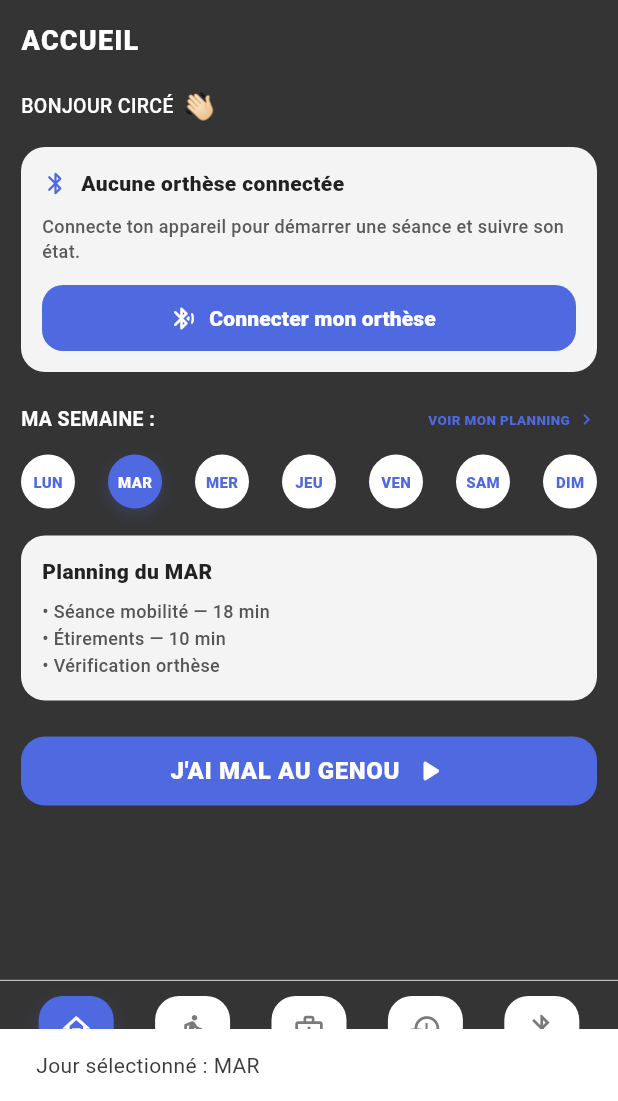
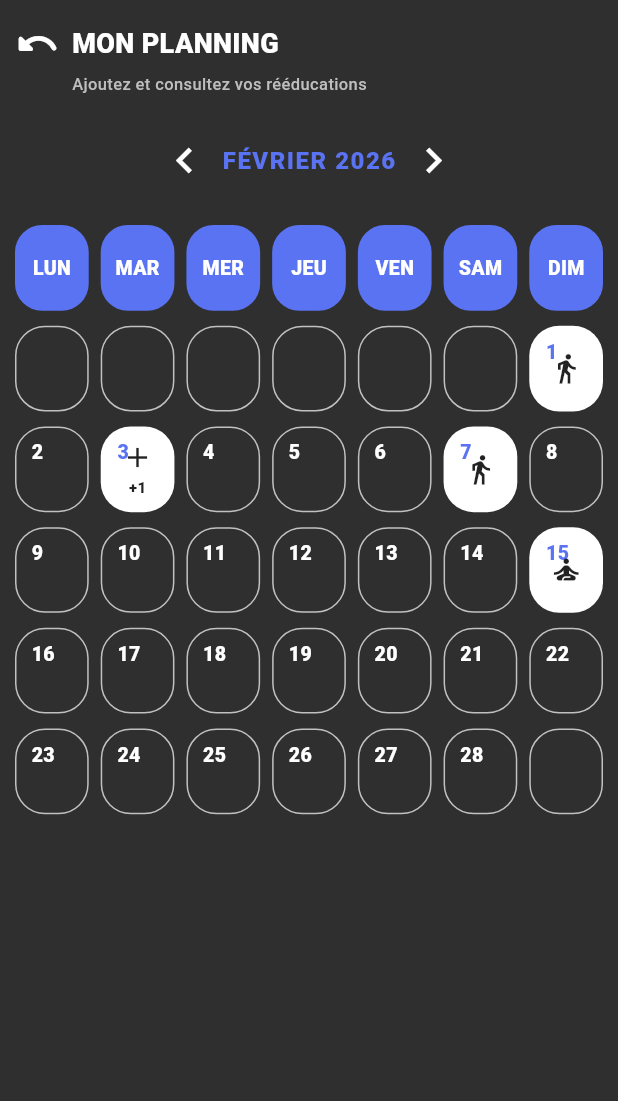
Before and after one commit to ftholoza/Hikari, a Flutter app: the screen it shows after launch, after a tap on "VOIR MON PLANNING", on a phone screen of 412 x 824 dp, the part 135-1236 px from its top. Run offline on Flutter 3.47's test engine with Material 3 defaults, Android fonts, the phone set to English and light mode, and no system bars; our stand-ins replace flutter_blue_plus.

Commit message:
calendar

```diff
--- /dev/null
+++ b/lib/pages/features/calendar/calendar_page.dart
@@ -0,0 +1,352 @@
+import 'package:flutter/material.dart';
+import '../../../widgets/layout/hikari_header.dart';
+import 'models/reeducation_entry.dart';
+import 'widgets/calendar_grid.dart';
+import 'widgets/calendar_header.dart';
+
+class CalendrierPage extends StatefulWidget {
+  const CalendrierPage({super.key});
+
+  @override
+  State<CalendrierPage> createState() => _CalendrierPageState();
+}
+
+class _CalendrierPageState extends State<CalendrierPage> {
+  DateTime currentMonth = DateTime(2026, 2);
+  DateTime? selectedDate;
+
+  final List<ReeducationEntry> entries = [
+    ReeducationEntry(
+      date: DateTime(2026, 2, 1),
+      type: ReeducationType.marche,
+      title: 'Marche légère',
+    ),
+    ReeducationEntry(
+      date: DateTime(2026, 2, 3),
+      type: ReeducationType.renforcement,
+      title: 'Renforcement quadriceps',
+    ),
+    ReeducationEntry(
+      date: DateTime(2026, 2, 3),
+      type: ReeducationType.mobilite,
+      title: 'Mobilité genou',
+    ),
+    ReeducationEntry(
+      date: DateTime(2026, 2, 7),
+      type: ReeducationType.marche,
+      title: 'Marche assistée',
+    ),
+    ReeducationEntry(
+      date: DateTime(2026, 2, 15),
+      type: ReeducationType.etirement,
+      title: 'Étirements',
+    ),
+  ];
+
+  void _previousMonth() {
+    setState(() {
+      currentMonth = DateTime(currentMonth.year, currentMonth.month - 1);
+    });
+  }
+
+  void _nextMonth() {
+    setState(() {
+      currentMonth = DateTime(currentMonth.year, currentMonth.month + 1);
+    });
+  }
+
+  void _onDayTapped(DateTime date) {
+    setState(() {
+      selectedDate = date;
+    });
+
+    _showDayEntries(date);
+  }
+
+  void _showDayEntries(DateTime date) {
+    final dayEntries = entries.where((e) {
+      return e.date.year == date.year &&
+          e.date.month == date.month &&
+          e.date.day == date.day;
+    }).toList();
+
+    showModalBottomSheet(
+      context: context,
+      backgroundColor: const Color(0xFF353535),
+      shape: const RoundedRectangleBorder(
+        borderRadius: BorderRadius.vertical(top: Radius.circular(22)),
+      ),
+      builder: (_) {
+        return Padding(
+          padding: const EdgeInsets.fromLTRB(20, 20, 20, 28),
+          child: Column(
+            mainAxisSize: MainAxisSize.min,
+            crossAxisAlignment: CrossAxisAlignment.start,
+            children: [
+              Text(
+                'Rééducations du ${date.day}/${date.month}/${date.year}',
+                style: const TextStyle(
+                  color: Colors.white,
+                  fontSize: 18,
+                  fontWeight: FontWeight.w800,
+                ),
+              ),
+              const SizedBox(height: 16),
+              if (dayEntries.isEmpty)
+                const Text(
+                  'Aucune rééducation prévue.',
+                  style: TextStyle(color: Colors.white70),
+                )
+              else
+                ...dayEntries.map(
+                  (e) => Container(
+                    width: double.infinity,
+                    margin: const EdgeInsets.only(bottom: 10),
+                    padding: const EdgeInsets.all(14),
+                    decoration: BoxDecoration(
+                      color: const Color(0xFF4F6BEE),
+                      borderRadius: BorderRadius.circular(14),
+                    ),
+                    child: Text(
+                      e.title,
+                      style: const TextStyle(
+                        color: Colors.white,
+                        fontWeight: FontWeight.w700,
+                      ),
+                    ),
+                  ),
+                ),
+              const SizedBox(height: 10),
+              SizedBox(
+                width: double.infinity,
+                child: ElevatedButton(
+                  onPressed: () {
+                    Navigator.pop(context);
+                    _showAddReeducationSheet(date);
+                  },
+                  style: ElevatedButton.styleFrom(
+                    backgroundColor: const Color(0xFF4F6BEE),
+                    foregroundColor: Colors.white,
+                    shape: RoundedRectangleBorder(
+                      borderRadius: BorderRadius.circular(14),
+                    ),
+                    padding: const EdgeInsets.symmetric(vertical: 14),
+                  ),
+                  child: const Text('Ajouter une rééducation'),
+                ),
+              ),
+            ],
+          ),
+        );
+      },
+    );
+  }
+
+  void _showAddReeducationSheet(DateTime date) {
+    ReeducationType selectedType = ReeducationType.marche;
+    final titleController = TextEditingController();
+
+    showModalBottomSheet(
+      context: context,
+      isScrollControlled: true,
+      backgroundColor: const Color(0xFF353535),
+      shape: const RoundedRectangleBorder(
+        borderRadius: BorderRadius.vertical(top: Radius.circular(22)),
+      ),
+      builder: (_) {
+        return StatefulBuilder(
+          builder: (context, setModalState) {
+            return Padding(
+              padding: EdgeInsets.fromLTRB(
+                20,
+                20,
+                20,
+                20 + MediaQuery.of(context).viewInsets.bottom,
+              ),
+              child: Column(
+                mainAxisSize: MainAxisSize.min,
+                crossAxisAlignment: CrossAxisAlignment.start,
+                children: [
+                  const Text(
+                    'Ajouter une rééducation',
+                    style: TextStyle(
+                      color: Colors.white,
+                      fontSize: 18,
+                      fontWeight: FontWeight.w800,
+                    ),
+                  ),
+                  const SizedBox(height: 16),
+                  TextField(
+                    controller: titleController,
+                    style: const TextStyle(color: Colors.white),
+                    decoration: InputDecoration(
+                      hintText: 'Ex: Renforcement quadriceps',
+                      hintStyle: const TextStyle(color: Colors.white54),
+                      filled: true,
+                      fillColor: const Color(0xFF2F2F2F),
+                      border: OutlineInputBorder(
+                        borderRadius: BorderRadius.circular(14),
+                        borderSide: BorderSide.none,
+                      ),
+                    ),
+                  ),
+                  const SizedBox(height: 14),
+                  DropdownButtonFormField<ReeducationType>(
+                    value: selectedType,
+                    dropdownColor: const Color(0xFF2F2F2F),
+                    style: const TextStyle(color: Colors.white),
+                    decoration: InputDecoration(
+                      filled: true,
+                      fillColor: const Color(0xFF2F2F2F),
+                      border: OutlineInputBorder(
+                        borderRadius: BorderRadius.circular(14),
+                        borderSide: BorderSide.none,
+                      ),
+                    ),
+                    items: ReeducationType.values.map((type) {
+                      return DropdownMenuItem(
+                        value: type,
+                        child: Text(
+                          _labelForType(type),
+                          style: const TextStyle(color: Colors.white),
+                        ),
+                      );
+                    }).toList(),
+                    onChanged: (value) {
+                      if (value != null) {
+                        setModalState(() => selectedType = value);
+                      }
+                    },
+                  ),
+                  const SizedBox(height: 18),
+                  SizedBox(
+                    width: double.infinity,
+                    child: ElevatedButton(
+                      onPressed: () {
+                        if (titleController.text.trim().isEmpty) return;
+
+                        setState(() {
+                          entries.add(
+                            ReeducationEntry(
+                              date: date,
+                              type: selectedType,
+                              title: titleController.text.trim(),
+                            ),
+                          );
+                        });
+
+                        Navigator.pop(context);
+                      },
+                      style: ElevatedButton.styleFrom(
+                        backgroundColor: const Color(0xFF4F6BEE),
+                        foregroundColor: Colors.white,
+                        shape: RoundedRectangleBorder(
+                          borderRadius: BorderRadius.circular(14),
+                        ),
+                        padding: const EdgeInsets.symmetric(vertical: 14),
+                      ),
+                      child: const Text('Valider'),
+                    ),
+                  ),
+                ],
+              ),
+            );
+          },
+        );
+      },
+    );
+  }
+
+  String _labelForType(ReeducationType type) {
+    switch (type) {
+      case ReeducationType.marche:
+        return 'Marche';
+      case ReeducationType.renforcement:
+        return 'Renforcement';
+      case ReeducationType.mobilite:
+        return 'Mobilité';
+      case ReeducationType.etirement:
+        return 'Étirement';
+      case ReeducationType.proprioception:
+        return 'Proprioception';
+    }
+  }
+
+  @override
+  Widget build(BuildContext context) {
+    const bg = Color(0xFF2F2F2F);
+    const lightText = Color(0xFFBEBEBE);
+
+    return Scaffold(
+      backgroundColor: bg,
+      body: SafeArea(
+        child: Column(
+          children: [
+            const HikariHeader(),
+            Expanded(
+              child: SingleChildScrollView(
+                padding: const EdgeInsets.fromLTRB(10, 14, 10, 24),
+                child: Column(
+                  crossAxisAlignment: CrossAxisAlignment.start,
+                  children: [
+                    Row(
+                      children: [
+                        GestureDetector(
+                          onTap: () {
+                            Navigator.pop(context);
+                          },
+                          child: const Icon(
+                            Icons.undo_rounded,
+                            color: Colors.white,
+                            size: 30,
+                          ),
+                        ),
+                        const SizedBox(width: 8),
+                        const Expanded(
+                          child: Text(
+                            'MON PLANNING',
+                            style: TextStyle(
+                              color: Colors.white,
+                              fontSize: 18,
+                              fontWeight: FontWeight.w900,
+                            ),
+                          ),
+                        ),
+                      ],
+                    ),
+                    const SizedBox(height: 4),
+                    const Padding(
+                      padding: EdgeInsets.only(left: 38),
+                      child: Text(
+                        'Ajoutez et consultez vos rééducations',
+                        style: TextStyle(
+                          color: lightText,
+                          fontSize: 11,
+                          fontWeight: FontWeight.w500,
+                        ),
+                      ),
+                    ),
+                    const SizedBox(height: 18),
+                    CalendarHeader(
+                      currentMonth: currentMonth,
+                      onPrevious: _previousMonth,
+                      onNext: _nextMonth,
+                    ),
+                    const SizedBox(height: 18),
+                    CalendarGrid(
+                      month: currentMonth,
+                      entries: entries,
+                      selectedDate: selectedDate,
+                      onDayTap: _onDayTapped,
+                    ),
+                    const SizedBox(height: 26),
+                  ],
+                ),
+              ),
+            ),
+          ],
+        ),
+      ),
+    );
+  }
+}
--- /dev/null
+++ b/lib/pages/features/calendar/models/reeducation_entry.dart
@@ -0,0 +1,21 @@
+enum ReeducationType {
+  marche,
+  renforcement,
+  mobilite,
+  etirement,
+  proprioception,
+}
+
+class ReeducationEntry {
+  final DateTime date;
+  final ReeducationType type;
+  final String title;
+  final String? note;
+
+  const ReeducationEntry({
+    required this.date,
+    required this.type,
+    required this.title,
+    this.note,
+  });
+}
--- /dev/null
+++ b/lib/pages/features/calendar/widgets/calendar_day_cell.dart
@@ -0,0 +1,111 @@
+import 'package:flutter/material.dart';
+import '../models/reeducation_entry.dart';
+
+class CalendarDayCell extends StatelessWidget {
+  final int? dayNumber;
+  final bool isSelected;
+  final List<ReeducationEntry> entries;
+  final VoidCallback? onTap;
+  final bool isEmpty;
+
+  const CalendarDayCell({
+    super.key,
+    required this.dayNumber,
+    required this.isSelected,
+    required this.entries,
+    required this.onTap,
+  }) : isEmpty = false;
+
+  const CalendarDayCell.empty({super.key})
+      : dayNumber = null,
+        isSelected = false,
+        entries = const [],
+        onTap = null,
+        isEmpty = true;
+
+  IconData _iconForType(ReeducationType type) {
+    switch (type) {
+      case ReeducationType.marche:
+        return Icons.directions_walk;
+      case ReeducationType.renforcement:
+        return Icons.add;
+      case ReeducationType.mobilite:
+        return Icons.accessibility_new;
+      case ReeducationType.etirement:
+        return Icons.self_improvement;
+      case ReeducationType.proprioception:
+        return Icons.sports_gymnastics;
+    }
+  }
+
+  @override
+  Widget build(BuildContext context) {
+    if (isEmpty) {
+      return Container(
+        decoration: BoxDecoration(
+          border: Border.all(color: Colors.white70),
+          borderRadius: BorderRadius.circular(20),
+        ),
+      );
+    }
+
+    final hasEntries = entries.isNotEmpty;
+    final firstIcon = hasEntries ? _iconForType(entries.first.type) : null;
+
+    return GestureDetector(
+      onTap: onTap,
+      child: Container(
+        decoration: BoxDecoration(
+          color: isSelected || hasEntries
+              ? Colors.white
+              : Colors.transparent,
+          border: Border.all(
+            color: isSelected || hasEntries ? Colors.transparent : Colors.white70,
+          ),
+          borderRadius: BorderRadius.circular(20),
+        ),
+        child: Stack(
+          children: [
+            Positioned(
+              top: 7,
+              left: 10,
+              child: Text(
+                '$dayNumber',
+                style: TextStyle(
+                  color: isSelected
+                      ? const Color(0xFF5A73F2)
+                      : hasEntries
+                          ? const Color(0xFF5A73F2)
+                          : Colors.white,
+                  fontSize: 13,
+                  fontWeight: FontWeight.w800,
+                ),
+              ),
+            ),
+            if (hasEntries)
+              Center(
+                child: Column(
+                  mainAxisSize: MainAxisSize.min,
+                  children: [
+                    Icon(firstIcon, size: 22, color: Colors.black87),
+                    if (entries.length > 1)
+                      Padding(
+                        padding: const EdgeInsets.only(top: 2),
+                        child: Text(
+                          '+${entries.length - 1}',
+                          style: const TextStyle(
+                            fontSize: 10,
+                            fontWeight: FontWeight.w800,
+                            color: Colors.black87,
+                          ),
+                        ),
+                      ),
+                  ],
+                ),
+              ),
+          ],
+        ),
+      ),
+    );
+  }
+}
--- /dev/null
+++ b/lib/pages/features/calendar/widgets/calendar_grid.dart
@@ -0,0 +1,88 @@
+import 'package:flutter/material.dart';
+import '../models/reeducation_entry.dart';
+import 'calendar_day_cell.dart';
+
+class CalendarGrid extends StatelessWidget {
+  final DateTime month;
+  final List<ReeducationEntry> entries;
+  final DateTime? selectedDate;
+  final Function(DateTime) onDayTap;
+
+  const CalendarGrid({
+    super.key,
+    required this.month,
+    required this.entries,
+    required this.selectedDate,
+    required this.onDayTap,
+  });
+
+  bool _sameDate(DateTime a, DateTime b) {
+    return a.year == b.year && a.month == b.month && a.day == b.day;
+  }
+
+  @override
+  Widget build(BuildContext context) {
+    final firstDayOfMonth = DateTime(month.year, month.month, 1);
+    final lastDayOfMonth = DateTime(month.year, month.month + 1, 0);
+
+    final weekdayOffset = firstDayOfMonth.weekday - 1;
+    final totalDays = lastDayOfMonth.day;
+
+    final List<Widget> cells = [];
+
+    const weekLabels = ['LUN', 'MAR', 'MER', 'JEU', 'VEN', 'SAM', 'DIM'];
+
+    for (final label in weekLabels) {
+      cells.add(
+        Container(
+          height: 34,
+          alignment: Alignment.center,
+          decoration: BoxDecoration(
+            color: const Color(0xFF5A73F2),
+            borderRadius: BorderRadius.circular(18),
+          ),
+          child: Text(
+            label,
+            style: const TextStyle(
+              color: Colors.white,
+              fontSize: 13,
+              fontWeight: FontWeight.w800,
+            ),
+          ),
+        ),
+      );
+    }
+
+    for (int i = 0; i < weekdayOffset; i++) {
+      cells.add(const CalendarDayCell.empty());
+    }
+
+    for (int day = 1; day <= totalDays; day++) {
+      final date = DateTime(month.year, month.month, day);
+      final dayEntries = entries.where((e) => _sameDate(e.date, date)).toList();
+
+      cells.add(
+        CalendarDayCell(
+          dayNumber: day,
+          isSelected: selectedDate != null && _sameDate(selectedDate!, date),
+          entries: dayEntries,
+          onTap: () => onDayTap(date),
+        ),
+      );
+    }
+
+    while ((cells.length - 7) % 7 != 0) {
+      cells.add(const CalendarDayCell.empty());
+    }
+
+    return GridView.count(
+      crossAxisCount: 7,
+      shrinkWrap: true,
+      physics: const NeverScrollableScrollPhysics(),
+      mainAxisSpacing: 10,
+      crossAxisSpacing: 8,
+      childAspectRatio: 0.86,
+      children: cells,
+    );
+  }
+}
--- /dev/null
+++ b/lib/pages/features/calendar/widgets/calendar_header.dart
@@ -0,0 +1,60 @@
+import 'package:flutter/material.dart';
+
+class CalendarHeader extends StatelessWidget {
+  final DateTime currentMonth;
+  final VoidCallback onPrevious;
+  final VoidCallback onNext;
+
+  const CalendarHeader({
+    super.key,
+    required this.currentMonth,
+    required this.onPrevious,
+    required this.onNext,
+  });
+
+  String get monthLabel {
+    const months = [
+      '',
+      'JANVIER',
+      'FÉVRIER',
+      'MARS',
+      'AVRIL',
+      'MAI',
+      'JUIN',
+      'JUILLET',
+      'AOÛT',
+      'SEPTEMBRE',
+      'OCTOBRE',
+      'NOVEMBRE',
+      'DÉCEMBRE',
+    ];
+
+    return '${months[currentMonth.month]} ${currentMonth.year}';
+  }
+
+  @override
+  Widget build(BuildContext context) {
+    return Row(
+      mainAxisAlignment: MainAxisAlignment.center,
+      children: [
+        IconButton(
+          onPressed: onPrevious,
+          icon: const Icon(Icons.chevron_left, color: Colors.white, size: 34),
+        ),
+        Text(
+          monthLabel,
+          style: const TextStyle(
+            color: Color(0xFF5A73F2),
+            fontSize: 16,
+            fontWeight: FontWeight.w900,
+            letterSpacing: 1,
+          ),
+        ),
+        IconButton(
+          onPressed: onNext,
+          icon: const Icon(Icons.chevron_right, color: Colors.white, size: 34),
+        ),
+      ],
+    );
+  }
+}
--- a/lib/pages/home/accueil_page.dart
+++ b/lib/pages/home/accueil_page.dart
@@ -3,6 +3,7 @@ import '../../core/app_colors.dart';
 import '../mKneeHurts/m_knee_hurts.dart';
 import '../../widgets/layout/hikari_header.dart';
 import '../bluetooth/bluetooth_test_page.dart';
+import '../features/calendar/calendar_page.dart';
 
 class AccueilPage extends StatefulWidget {
   const AccueilPage({super.key});
@@ -152,11 +153,10 @@ class _AccueilPageState extends State<AccueilPage> {
                       const Spacer(),
                       GestureDetector(
                         onTap: () {
-                          ScaffoldMessenger.of(context).showSnackBar(
-                            SnackBar(
-                              content: Text(
-                                'Jour sélectionné : ${days[selectedDayIndex]}',
-                              ),
+                          Navigator.push(
+                            context,
+                            MaterialPageRoute(
+                              builder: (_) => const CalendrierPage(),
                             ),
                           );
                         },
--- a/lib/pages/home/home_shell.dart
+++ b/lib/pages/home/home_shell.dart
@@ -7,6 +7,7 @@ import '../rehab/reeducation_page.dart';
 import '../history/historique_page.dart';
 import '../mKneeHurts/m_knee_hurts.dart';
 import '../bluetooth/bluetooth_test_page.dart';
+import '../features/calendar/calendar_page.dart';
 
 class HomeShell extends StatefulWidget {
   const HomeShell({super.key});
@@ -32,6 +33,8 @@ class _HomeShellState extends State<HomeShell> {
       return const BluetoothTestPage();
     case 5:
       return const KneePainPage();
+    case 6:
+      return const CalendrierPage(); // 👈 ajouté
     default:
       return const AccueilPage();
   }
```
Lines whose indentation alone changed are shown as unchanged.
